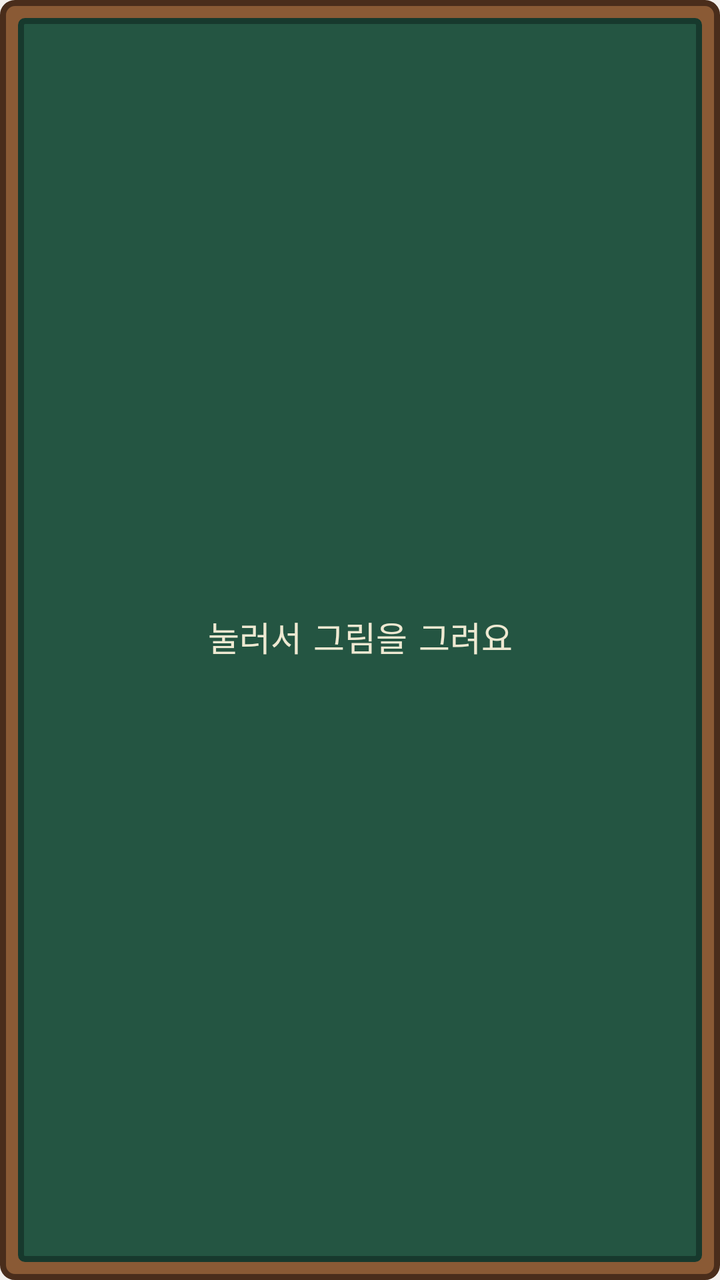
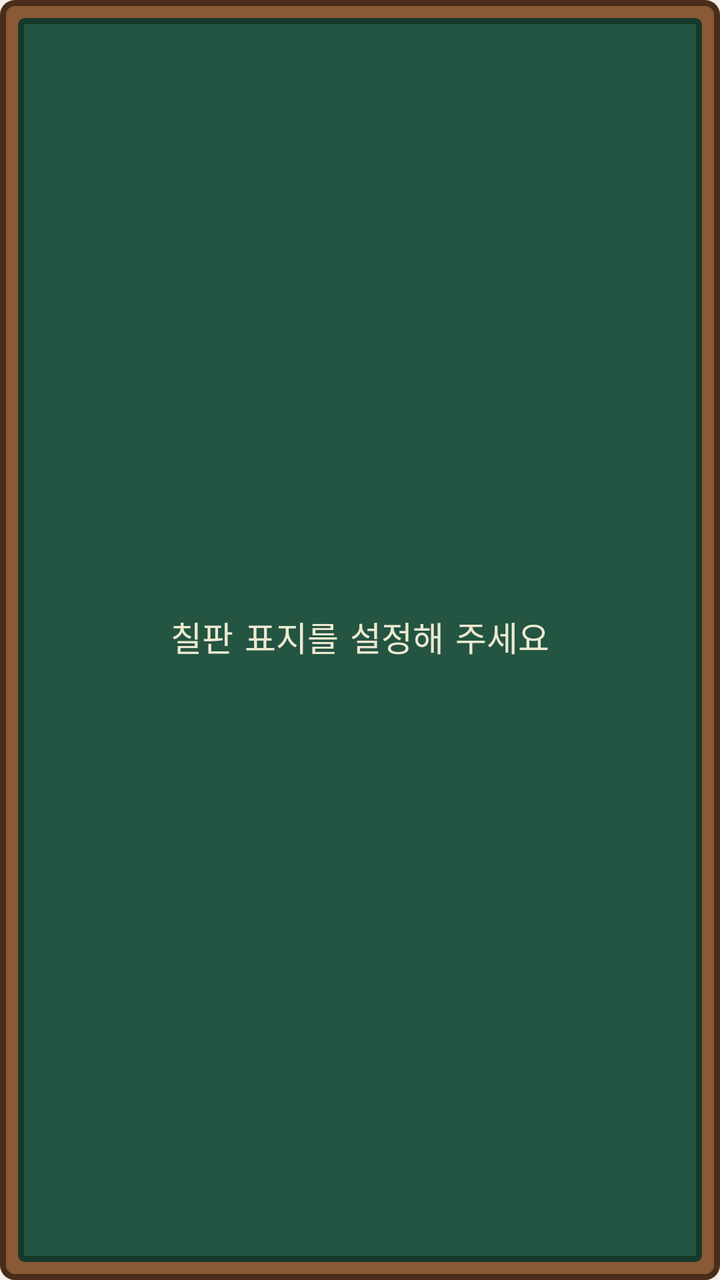

Two renders of the same Android screen: before a commit and after it. Below are the layout's source before the change and the commit's diff.
<!-- AndroidManifest.xml: application theme Theme.GdoNotice -->
<!-- res/layout/board_widget.xml -->
<?xml version="1.0" encoding="utf-8"?>
<FrameLayout xmlns:android="http://schemas.android.com/apk/res/android"
    android:id="@+id/widget_board"
    android:layout_width="match_parent"
    android:layout_height="match_parent"
    android:background="@drawable/widget_chalkboard"
    android:clickable="true"
    android:contentDescription="우리 그림판 열기"
    android:padding="13dp">

    <ImageView
        android:id="@+id/widget_drawing"
        android:layout_width="match_parent"
        android:layout_height="match_parent"
        android:contentDescription="공유 그림"
        android:scaleType="fitCenter" />

    <TextView
        android:id="@+id/widget_hint"
        android:layout_width="match_parent"
        android:layout_height="match_parent"
        android:fontFamily="casual"
        android:gravity="center"
        android:text="눌러서 그림을 그려요"
        android:textColor="#EEE9D2"
        android:textSize="17sp" />
</FrameLayout>
<!-- resources referenced by this layout -->
<resources>
  <!-- drawable widget_chalkboard (drawable) -->
  <?xml version="1.0" encoding="utf-8"?>
  <layer-list xmlns:android="http://schemas.android.com/apk/res/android">
      <item>
          <shape android:shape="rectangle">
              <solid android:color="#8A5A35" />
              <corners android:radius="6dp" />
              <stroke android:width="3dp" android:color="#4A2D1B" />
          </shape>
      </item>
      <item android:bottom="9dp" android:left="9dp" android:right="9dp" android:top="9dp">
          <shape android:shape="rectangle">
              <solid android:color="#245542" />
              <corners android:radius="2dp" />
              <stroke android:width="3dp" android:color="#17392D" />
          </shape>
      </item>
  </layer-list>
  <style name="Theme.GdoNotice" parent="android:style/Theme.Material.Light.NoActionBar">
          <item name="android:fontFamily">@font/pretendard_regular</item>
          <item name="android:windowBackground">#F3F0ED</item>
          <item name="android:colorAccent">#FFBC35</item>
          <item name="android:navigationBarColor">#F3F0ED</item>
          <item name="android:statusBarColor">#F3F0ED</item>
          <item name="android:windowLightStatusBar">true</item>
      </style>
</resources>

<!-- the commit's change to res/layout/board_widget.xml (unified diff, before → after) -->
@@ -13,7 +13,7 @@
         android:layout_width="match_parent"
         android:layout_height="match_parent"
         android:contentDescription="공유 그림"
-        android:scaleType="fitCenter" />
+        android:scaleType="centerCrop" />
 
     <TextView
         android:id="@+id/widget_hint"
@@ -21,7 +21,7 @@
         android:layout_height="match_parent"
         android:fontFamily="casual"
         android:gravity="center"
-        android:text="눌러서 그림을 그려요"
+        android:text="칠판 표지를 설정해 주세요"
         android:textColor="#EEE9D2"
         android:textSize="17sp" />
 </FrameLayout>
